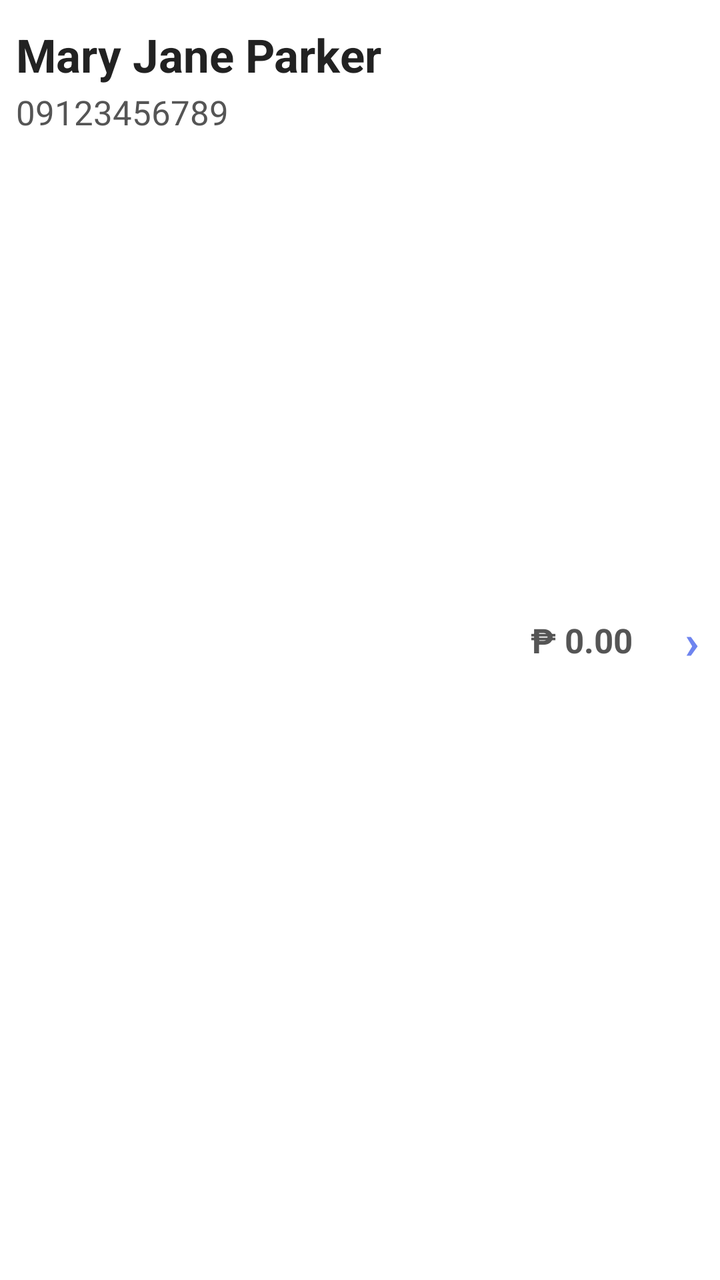
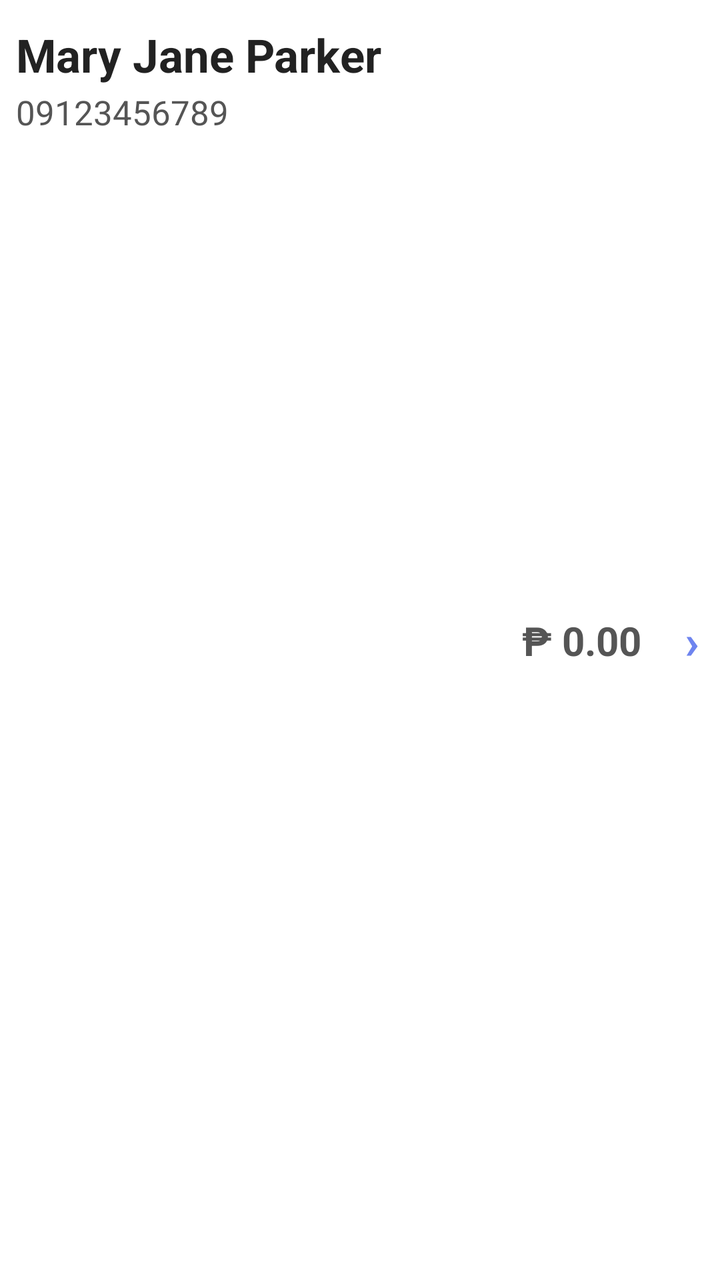

An Android layout rendered at two revisions. The XML below is the earlier revision; the diff shows what the commit changed to produce the second picture.
<!-- AndroidManifest.xml: application theme Theme.Estor -->
<!-- res/layout/item_paydept.xml -->
<?xml version="1.0" encoding="utf-8"?>
<androidx.constraintlayout.widget.ConstraintLayout
    xmlns:android="http://schemas.android.com/apk/res/android"
    xmlns:app="http://schemas.android.com/apk/res-auto"

    android:layout_width="match_parent"
    android:layout_height="65dp"

    android:background="#FFFFFF"

    android:paddingStart="8dp"
    android:paddingEnd="4dp">


    
    
    

    <TextView
        android:id="@+id/txtCustomerName"

        android:layout_width="0dp"
        android:layout_height="wrap_content"

        android:text="Mary Jane Parker"

        android:textColor="#222222"
        android:textSize="23sp"
        android:textStyle="bold"

        android:maxLines="1"
        android:ellipsize="end"

        android:layout_marginTop="12dp"

        app:layout_constraintStart_toStartOf="parent"

        app:layout_constraintEnd_toStartOf="@id/totalDebtContainer"

        app:layout_constraintTop_toTopOf="parent" />


    
    
    

    <TextView
        android:id="@+id/txtCustomerPhone"

        android:layout_width="0dp"
        android:layout_height="wrap_content"

        android:text="09123456789"

        android:textColor="#555555"
        android:textSize="17sp"

        android:maxLines="1"

        android:layout_marginTop="2dp"

        app:layout_constraintStart_toStartOf="parent"

        app:layout_constraintEnd_toStartOf="@id/totalDebtContainer"

        app:layout_constraintTop_toBottomOf="@id/txtCustomerName" />


    
    
    

    <LinearLayout
        android:id="@+id/totalDebtContainer"

        android:layout_width="90dp"
        android:layout_height="wrap_content"

        android:orientation="vertical"

        android:gravity="center"

        app:layout_constraintEnd_toStartOf="@id/txtArrow"

        app:layout_constraintTop_toTopOf="parent"

        app:layout_constraintBottom_toBottomOf="parent">


        <TextView
            android:id="@+id/txtTotalDebt"
            android:layout_width="wrap_content"
            android:layout_height="wrap_content"
            android:text="₱ 0.00"
            android:textColor="#555555"
            android:textSize="17sp"
            android:textStyle="bold"
            android:maxLines="1"
            android:ellipsize="end" />

    </LinearLayout>


    
    
    

    <TextView
        android:id="@+id/txtArrow"

        android:layout_width="20dp"
        android:layout_height="match_parent"

        android:text="›"

        android:textColor="#6E84EF"
        android:textSize="24sp"
        android:textStyle="bold"

        android:gravity="center"

        app:layout_constraintEnd_toEndOf="parent"

        app:layout_constraintTop_toTopOf="parent"

        app:layout_constraintBottom_toBottomOf="parent" />

</androidx.constraintlayout.widget.ConstraintLayout>
<!-- resources referenced by this layout -->
<resources>
  <style name="Theme.Estor" parent="Base.Theme.Estor" />
  <style name="Base.Theme.Estor" parent="Theme.Material3.DayNight.NoActionBar">
          
          
      </style>
</resources>

<!-- the commit's change to res/layout/item_paydept.xml (unified diff, before → after) -->
@@ -18,25 +18,17 @@
 
     <TextView
         android:id="@+id/txtCustomerName"
-
         android:layout_width="0dp"
         android:layout_height="wrap_content"
-
         android:text="Mary Jane Parker"
-
         android:textColor="#222222"
         android:textSize="23sp"
         android:textStyle="bold"
-
         android:maxLines="1"
         android:ellipsize="end"
-
         android:layout_marginTop="12dp"
-
         app:layout_constraintStart_toStartOf="parent"
-
         app:layout_constraintEnd_toStartOf="@id/totalDebtContainer"
-
         app:layout_constraintTop_toTopOf="parent" />
 
 
@@ -93,7 +85,7 @@
             android:layout_height="wrap_content"
             android:text="₱ 0.00"
             android:textColor="#555555"
-            android:textSize="17sp"
+            android:textSize="20sp"
             android:textStyle="bold"
             android:maxLines="1"
             android:ellipsize="end" />
